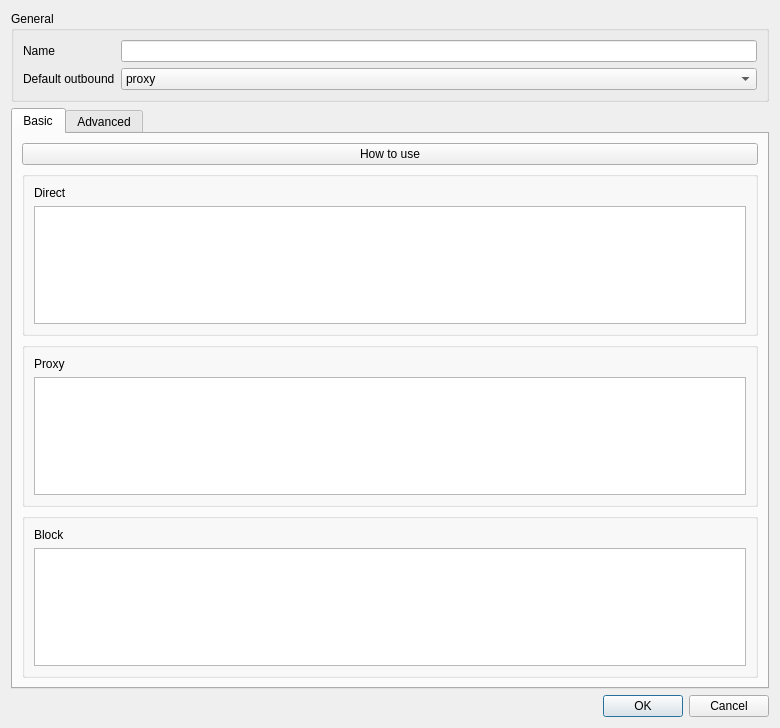
This is include/ui/setting/RouteItem.ui in qr243vbi/nekobox as Qt 5 draws it before an edit. The edited form follows.
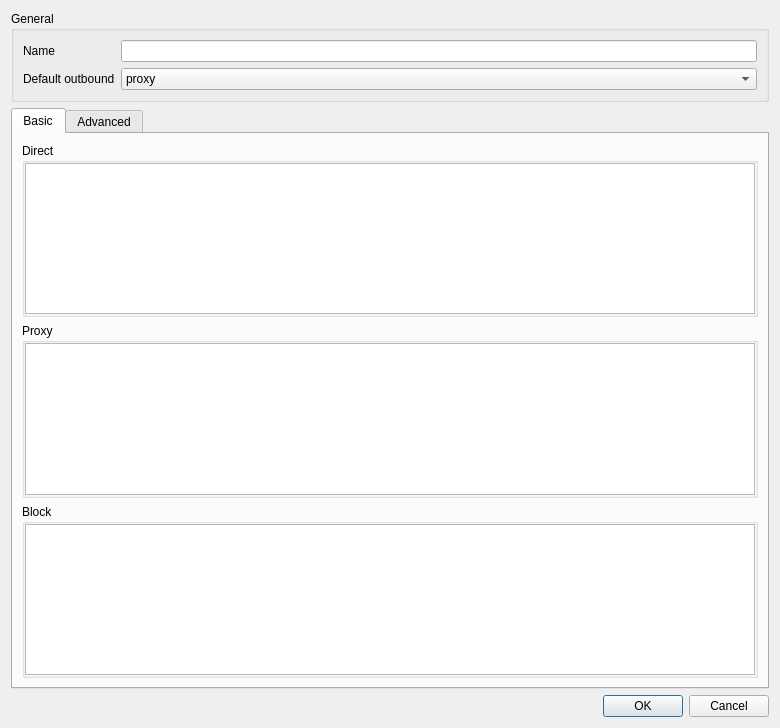
This is the edited form.

Patch:
```diff
--- a/include/ui/setting/RouteItem.ui
+++ b/include/ui/setting/RouteItem.ui
@@ -64,23 +64,30 @@
        <string>Basic</string>
       </attribute>
       <layout class="QVBoxLayout" name="verticalLayout_5">
-       <item>
-        <widget class="QPushButton" name="howtouse_button">
-         <property name="text">
-          <string>How to use</string>
-         </property>
-        </widget>
-       </item>
        <item>
         <widget class="QGroupBox" name="simple_direct_box">
+         <property name="title">
+          <string>Direct</string>
+         </property>
+         <property name="flat">
+          <bool>true</bool>
+         </property>
          <layout class="QVBoxLayout" name="verticalLayout_6">
-          <item>
-           <widget class="QLabel" name="label">
-            <property name="text">
-             <string>Direct</string>
-            </property>
-           </widget>
-          </item>
+          <property name="spacing">
+           <number>0</number>
+          </property>
+          <property name="leftMargin">
+           <number>0</number>
+          </property>
+          <property name="topMargin">
+           <number>0</number>
+          </property>
+          <property name="rightMargin">
+           <number>0</number>
+          </property>
+          <property name="bottomMargin">
+           <number>0</number>
+          </property>
           <item>
            <widget class="QTextEdit" name="simple_direct"/>
           </item>
@@ -89,14 +96,28 @@
        </item>
        <item>
         <widget class="QGroupBox" name="simple_proxy_box">
+         <property name="title">
+          <string>Proxy</string>
+         </property>
+         <property name="flat">
+          <bool>true</bool>
+         </property>
          <layout class="QVBoxLayout" name="verticalLayout_7">
-          <item>
-           <widget class="QLabel" name="label_2">
-            <property name="text">
-             <string>Proxy</string>
-            </property>
-           </widget>
-          </item>
+          <property name="spacing">
+           <number>0</number>
+          </property>
+          <property name="leftMargin">
+           <number>0</number>
+          </property>
+          <property name="topMargin">
+           <number>0</number>
+          </property>
+          <property name="rightMargin">
+           <number>0</number>
+          </property>
+          <property name="bottomMargin">
+           <number>0</number>
+          </property>
           <item>
            <widget class="QTextEdit" name="simple_proxy"/>
           </item>
@@ -105,14 +126,28 @@
        </item>
        <item>
         <widget class="QGroupBox" name="simple_block_box">
+         <property name="title">
+          <string>Block</string>
+         </property>
+         <property name="flat">
+          <bool>true</bool>
+         </property>
          <layout class="QVBoxLayout" name="verticalLayout_8">
-          <item>
-           <widget class="QLabel" name="label_3">
-            <property name="text">
-             <string>Block</string>
-            </property>
-           </widget>
-          </item>
+          <property name="spacing">
+           <number>0</number>
+          </property>
+          <property name="leftMargin">
+           <number>0</number>
+          </property>
+          <property name="topMargin">
+           <number>0</number>
+          </property>
+          <property name="rightMargin">
+           <number>0</number>
+          </property>
+          <property name="bottomMargin">
+           <number>0</number>
+          </property>
           <item>
            <widget class="QTextEdit" name="simple_block"/>
           </item>
```
